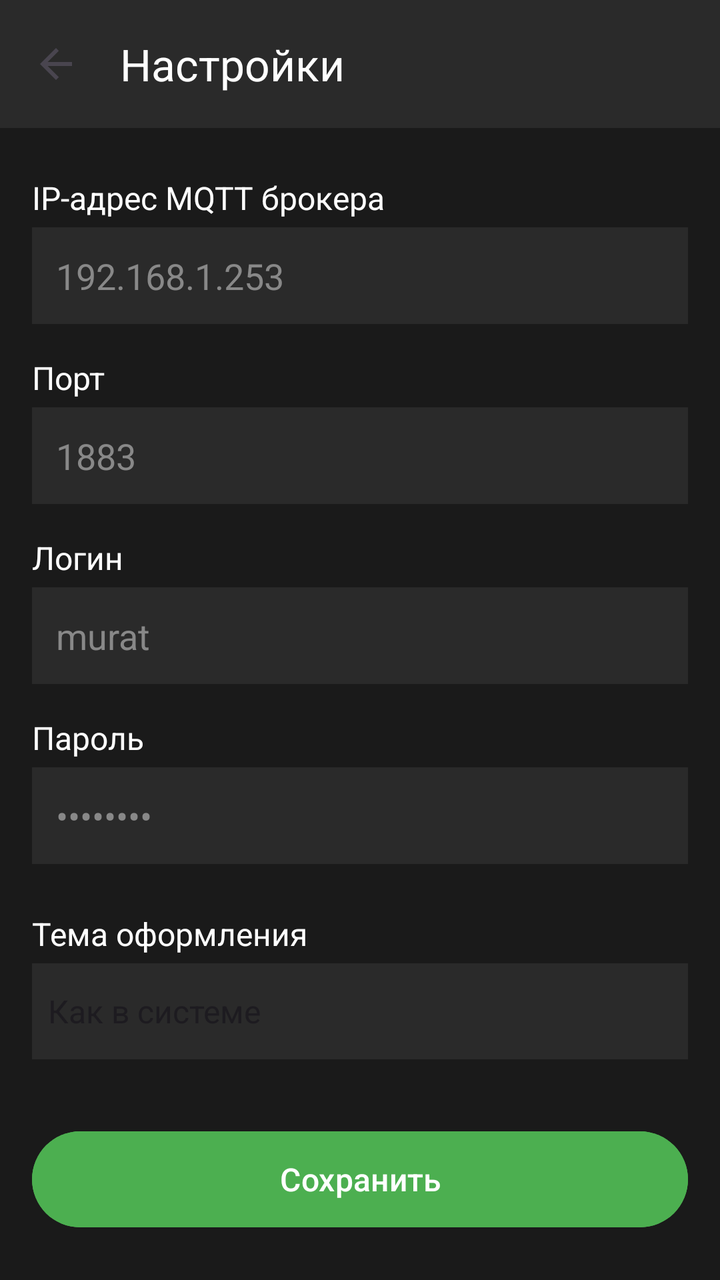
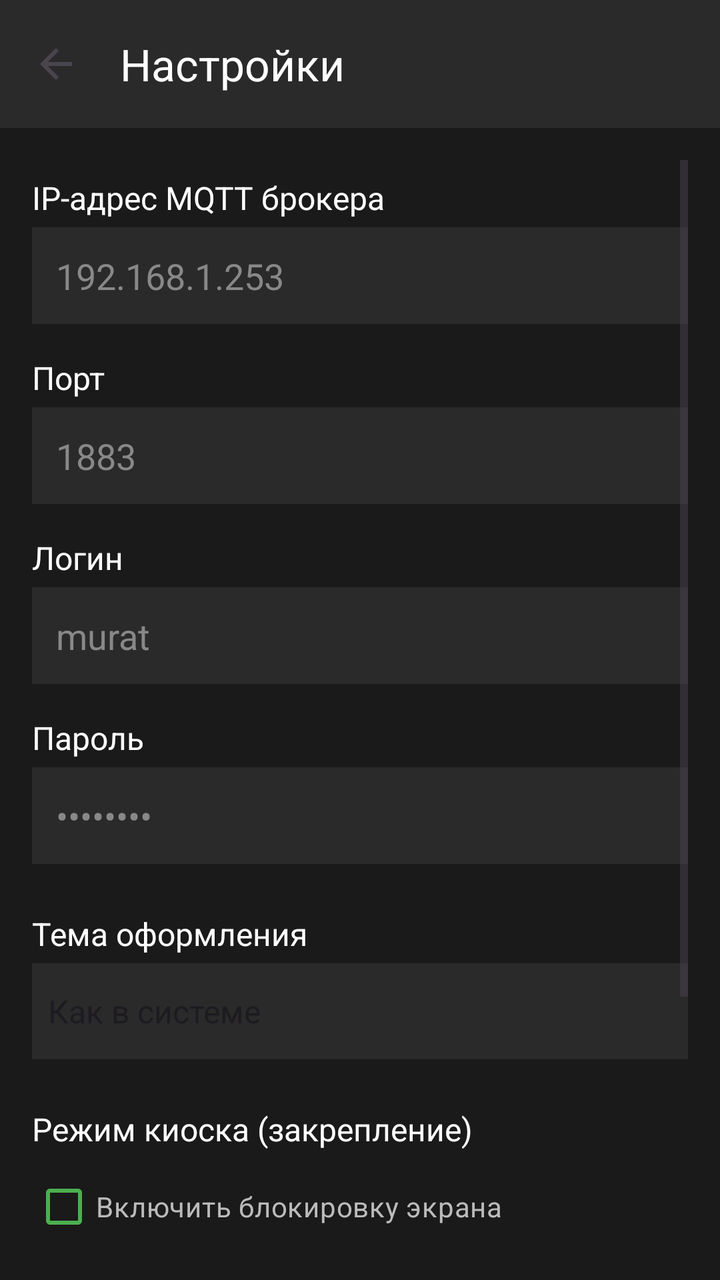

The first picture is an Android layout as it rendered before a commit; the second is the same layout after the commit. The layout source and the unified diff follow.
<!-- AndroidManifest.xml: application theme Theme.SmartHomeDashboard -->
<!-- res/layout/activity_settings.xml -->
<?xml version="1.0" encoding="utf-8"?>
<LinearLayout xmlns:android="http://schemas.android.com/apk/res/android"
    xmlns:app="http://schemas.android.com/apk/res-auto"
    android:layout_width="match_parent"
    android:layout_height="match_parent"
    android:orientation="vertical"
    android:background="#1A1A1A">

    <androidx.appcompat.widget.Toolbar
        android:id="@+id/toolbar"
        android:layout_width="match_parent"
        android:layout_height="?attr/actionBarSize"
        android:background="#2A2A2A"
        app:navigationIcon="?attr/homeAsUpIndicator"
        app:title="@string/settings_title"
        app:titleTextColor="#FFFFFF" />

    <ScrollView
        android:layout_width="match_parent"
        android:layout_height="match_parent"
        android:padding="16dp">

        <LinearLayout
            android:layout_width="match_parent"
            android:layout_height="wrap_content"
            android:orientation="vertical">

            <TextView
                android:layout_width="wrap_content"
                android:layout_height="wrap_content"
                android:text="@string/mqtt_ip_label"
                android:textColor="#FFFFFF"
                android:textSize="16sp"
                android:layout_marginTop="8dp"
                android:layout_marginBottom="4dp" />

            <EditText
                android:id="@+id/etMqttHost"
                android:layout_width="match_parent"
                android:layout_height="wrap_content"
                android:background="#2A2A2A"
                android:textColor="#FFFFFF"
                android:textColorHint="#888888"
                android:padding="12dp"
                android:inputType="text"
                android:hint="@string/mqtt_host_hint"
                android:autofillHints="host" />

            <TextView
                android:layout_width="wrap_content"
                android:layout_height="wrap_content"
                android:text="@string/mqtt_port_label"
                android:textColor="#FFFFFF"
                android:textSize="16sp"
                android:layout_marginTop="16dp"
                android:layout_marginBottom="4dp" />

            <EditText
                android:id="@+id/etMqttPort"
                android:layout_width="match_parent"
                android:layout_height="wrap_content"
                android:background="#2A2A2A"
                android:textColor="#FFFFFF"
                android:textColorHint="#888888"
                android:padding="12dp"
                android:inputType="number"
                android:hint="@string/mqtt_port_hint"
                android:autofillHints="port" />

            <TextView
                android:layout_width="wrap_content"
                android:layout_height="wrap_content"
                android:text="@string/mqtt_username_label"
                android:textColor="#FFFFFF"
                android:textSize="16sp"
                android:layout_marginTop="16dp"
                android:layout_marginBottom="4dp" />

            <EditText
                android:id="@+id/etMqttUsername"
                android:layout_width="match_parent"
                android:layout_height="wrap_content"
                android:background="#2A2A2A"
                android:textColor="#FFFFFF"
                android:textColorHint="#888888"
                android:padding="12dp"
                android:inputType="text"
                android:hint="@string/mqtt_username_hint"
                android:autofillHints="username" />

            <TextView
                android:layout_width="wrap_content"
                android:layout_height="wrap_content"
                android:text="@string/mqtt_password_label"
                android:textColor="#FFFFFF"
                android:textSize="16sp"
                android:layout_marginTop="16dp"
                android:layout_marginBottom="4dp" />

            <EditText
                android:id="@+id/etMqttPassword"
                android:layout_width="match_parent"
                android:layout_height="wrap_content"
                android:background="#2A2A2A"
                android:textColor="#FFFFFF"
                android:textColorHint="#888888"
                android:padding="12dp"
                android:inputType="textPassword"
                android:hint="@string/mqtt_password_hint"
                android:autofillHints="password" />

            <TextView
                android:layout_width="wrap_content"
                android:layout_height="wrap_content"
                android:text="Тема оформления"
                android:textColor="#FFFFFF"
                android:textSize="16sp"
                android:layout_marginTop="24dp"
                android:layout_marginBottom="4dp" />

            <Spinner
                android:id="@+id/spinnerTheme"
                android:layout_width="match_parent"
                android:layout_height="48dp"
                android:background="#2A2A2A"
                android:entries="@array/theme_options" />

            <Button
                android:id="@+id/btnSave"
                android:layout_width="match_parent"
                android:layout_height="56dp"
                android:layout_marginTop="32dp"
                android:text="@string/save"
                android:textColor="#FFFFFF"
                android:backgroundTint="#4CAF50"
                android:textSize="16sp" />

        </LinearLayout>
    </ScrollView>

</LinearLayout>
<!-- resources referenced by this layout -->
<resources>
  <string-array name="theme_options">
          <item>Как в системе</item>
          <item>Светлая</item>
          <item>Тёмная</item>
      </string-array>
  <string name="mqtt_host_hint">192.168.1.253</string>
  <string name="mqtt_ip_label">IP-адрес MQTT брокера</string>
  <string name="mqtt_password_hint">••••••••</string>
  <string name="mqtt_password_label">Пароль</string>
  <string name="mqtt_port_hint">1883</string>
  <string name="mqtt_port_label">Порт</string>
  <string name="mqtt_username_hint">murat</string>
  <string name="mqtt_username_label">Логин</string>
  <string name="save">Сохранить</string>
  <string name="settings_title">Настройки</string>
  <style name="Theme.SmartHomeDashboard" parent="Base.Theme.SmartHomeDashboard" />
  <style name="Base.Theme.SmartHomeDashboard" parent="Theme.Material3.DayNight.NoActionBar">
      </style>
</resources>

<!-- the commit's change to res/layout/activity_settings.xml (unified diff, before → after) -->
@@ -125,6 +125,56 @@
                 android:background="#2A2A2A"
                 android:entries="@array/theme_options" />
 
+            <TextView
+                android:layout_width="wrap_content"
+                android:layout_height="wrap_content"
+                android:text="Режим киоска (закрепление)"
+                android:textColor="#FFFFFF"
+                android:textSize="16sp"
+                android:layout_marginTop="24dp"
+                android:layout_marginBottom="4dp" />
+
+            <CheckBox
+                android:id="@+id/cbKioskMode"
+                android:layout_width="match_parent"
+                android:layout_height="wrap_content"
+                android:text="Включить блокировку экрана"
+                android:textColor="#BBBBBB"
+                android:buttonTint="#4CAF50" />
+
+            <TextView
+                android:layout_width="wrap_content"
+                android:layout_height="wrap_content"
+                android:text="Резервное копирование"
+                android:textColor="#FFFFFF"
+                android:textSize="16sp"
+                android:layout_marginTop="24dp"
+                android:layout_marginBottom="4dp" />
+
+            <LinearLayout
+                android:layout_width="match_parent"
+                android:layout_height="wrap_content"
+                android:orientation="horizontal">
+
+                <Button
+                    android:id="@+id/btnExport"
+                    android:layout_width="0dp"
+                    android:layout_height="wrap_content"
+                    android:layout_weight="1"
+                    android:text="Экспорт"
+                    android:layout_marginEnd="4dp"
+                    android:backgroundTint="#2196F3" />
+
+                <Button
+                    android:id="@+id/btnImport"
+                    android:layout_width="0dp"
+                    android:layout_height="wrap_content"
+                    android:layout_weight="1"
+                    android:text="Импорт"
+                    android:layout_marginStart="4dp"
+                    android:backgroundTint="#FF9800" />
+            </LinearLayout>
+
             <Button
                 android:id="@+id/btnSave"
                 android:layout_width="match_parent"
